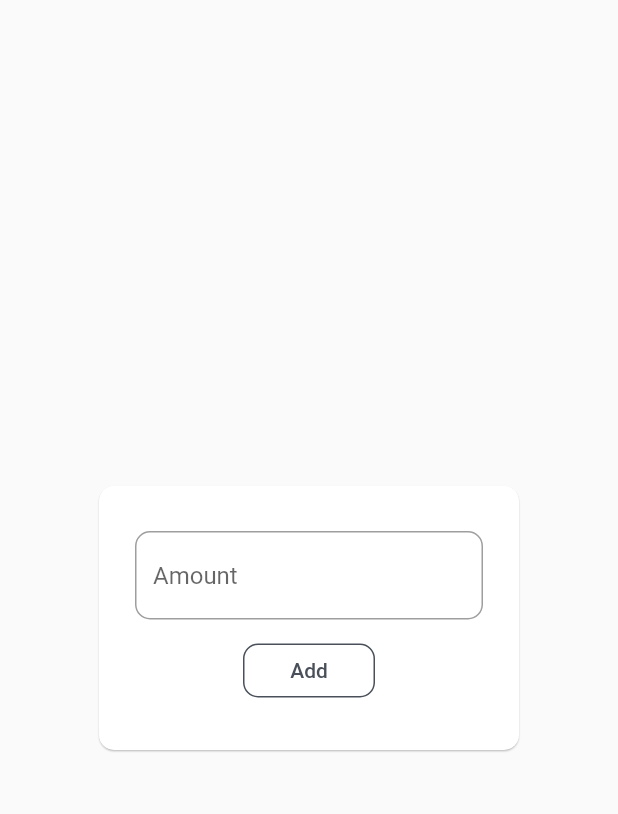
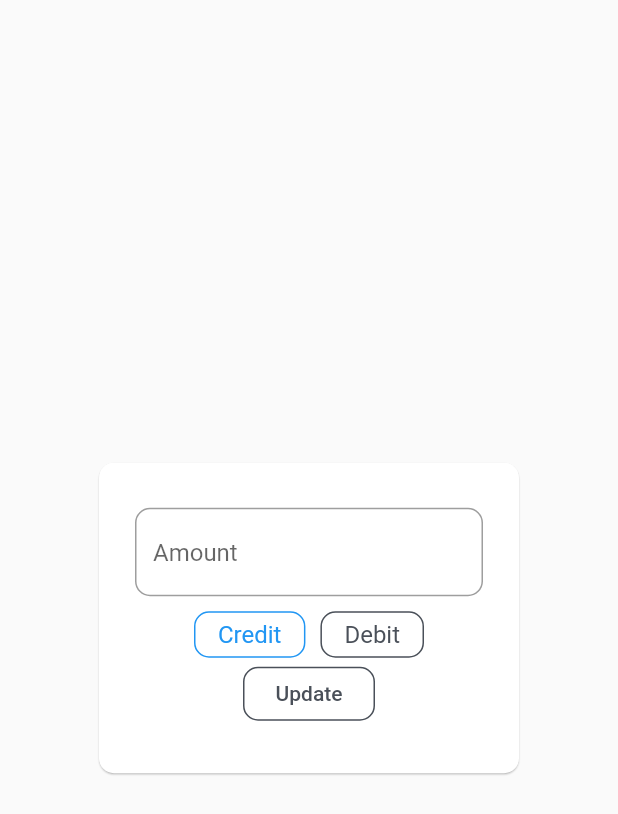
Before and after one commit to yash1200/BankGit, a Flutter app: what customAlertDialogMaster() shows on an empty page, opened directly, on a phone screen of 412 x 824 dp. Shown: the top 814 px of the screen. Run offline on Flutter 3.47's test engine with Material 2 defaults, Android fonts, the phone set to English and light mode, and no system bars; our stand-ins replace cloud_firestore, firebase_auth, flutter_spinkit, font_awesome_flutter, pie_chart; missing offline and left inert: flutter_upi; accounts and stored records are empty.

Commit message:
small bugs

```diff
--- a/lib/ui/Widgets/customAlertDialog.dart
+++ b/lib/ui/Widgets/customAlertDialog.dart
@@ -1,6 +1,8 @@
 import 'package:bank_management/FirebaseFunctions/FirebaseFun.dart';
+import 'package:bank_management/provider/AppProvider.dart';
 import 'package:bank_management/utils/Style.dart';
 import 'package:flutter/material.dart';
+import 'package:provider/provider.dart';
 
 class customAlertDialogMaster extends StatefulWidget {
   String branch;
@@ -19,6 +21,7 @@ class _customAlertDialogMasterState extends State<customAlertDialogMaster> {
 
   @override
   Widget build(BuildContext context) {
+    final provider = Provider.of<AppProvider>(context);
     return AlertDialog(
       elevation: 0.5,
       shape: RoundedRectangleBorder(
@@ -52,7 +55,7 @@ class _customAlertDialogMasterState extends State<customAlertDialogMaster> {
                 } else if (int.parse(value) == 0) {
                   return 'Amount can\'t be zero';
                 } else if (double.parse(value) > widget.money &&
-                    widget.branch != 'master') {
+                    provider.paymentMode == 1) {
                   return 'Amount can\'t be greater than ${widget.money}';
                 }
                 return null;
@@ -60,6 +63,62 @@ class _customAlertDialogMasterState extends State<customAlertDialogMaster> {
             ),
             SizedBox(
               height: 10,
+            ),
+            Row(
+              mainAxisSize: MainAxisSize.min,
+              children: <Widget>[
+                GestureDetector(
+                  onTap: () {
+                    provider.setPaymentMode(0);
+                  },
+                  child: Container(
+                    child: Text(
+                      'Credit',
+                      style: TextStyle(
+                        color:
+                        provider.paymentMode == 1 ? darkColor : Colors.blue,
+                      ),
+                    ),
+                    padding: EdgeInsets.fromLTRB(15, 5, 15, 5),
+                    decoration: BoxDecoration(
+                      borderRadius: BorderRadius.circular(10),
+                      border: Border.all(
+                        color:
+                        provider.paymentMode == 1 ? darkColor : Colors.blue,
+                        width: 1,
+                      ),
+                      color: Colors.white,
+                    ),
+                  ),
+                ),
+                SizedBox(
+                  width: 10,
+                ),
+                GestureDetector(
+                  onTap: () {
+                    provider.setPaymentMode(1);
+                  },
+                  child: Container(
+                    padding: EdgeInsets.fromLTRB(15, 5, 15, 5),
+                    child: Text(
+                      'Debit',
+                      style: TextStyle(
+                        color:
+                        provider.paymentMode == 0 ? darkColor : Colors.blue,
+                      ),
+                    ),
+                    decoration: BoxDecoration(
+                      borderRadius: BorderRadius.circular(10),
+                      border: Border.all(
+                        color:
+                        provider.paymentMode == 0 ? darkColor : Colors.blue,
+                        width: 1,
+                      ),
+                      color: Colors.white,
+                    ),
+                  ),
+                ),
+              ],
             ),
             FlatButton(
               onPressed: () {
@@ -80,7 +139,7 @@ class _customAlertDialogMasterState extends State<customAlertDialogMaster> {
                 ),
               ),
               child: Text(
-                'Add',
+                'Update',
                 style: TextStyle(color: darkColor),
               ),
             ),
--- a/lib/ui/Widgets/customAlertDialogBranch.dart
+++ b/lib/ui/Widgets/customAlertDialogBranch.dart
@@ -149,7 +149,7 @@ class _customAlertDialogBranchState extends State<customAlertDialogBranch> {
                 ),
               ),
               child: Text(
-                'Add',
+                'Update',
                 style: TextStyle(color: darkColor),
               ),
             ),
--- a/lib/ui/views/branchDetails.dart
+++ b/lib/ui/views/branchDetails.dart
@@ -235,9 +235,7 @@ class _branchDetailsState extends State<branchDetails>
               color: Colors.white,
               shape: roundedRectangleBorder,
               child: Text(
-                widget.snapshot.documentID == 'master'
-                    ? 'Add Money'
-                    : 'Update Money',
+                'Update Money',
                 style: TextStyle(
                   color: darkColor,
                   fontSize: 16,
```
